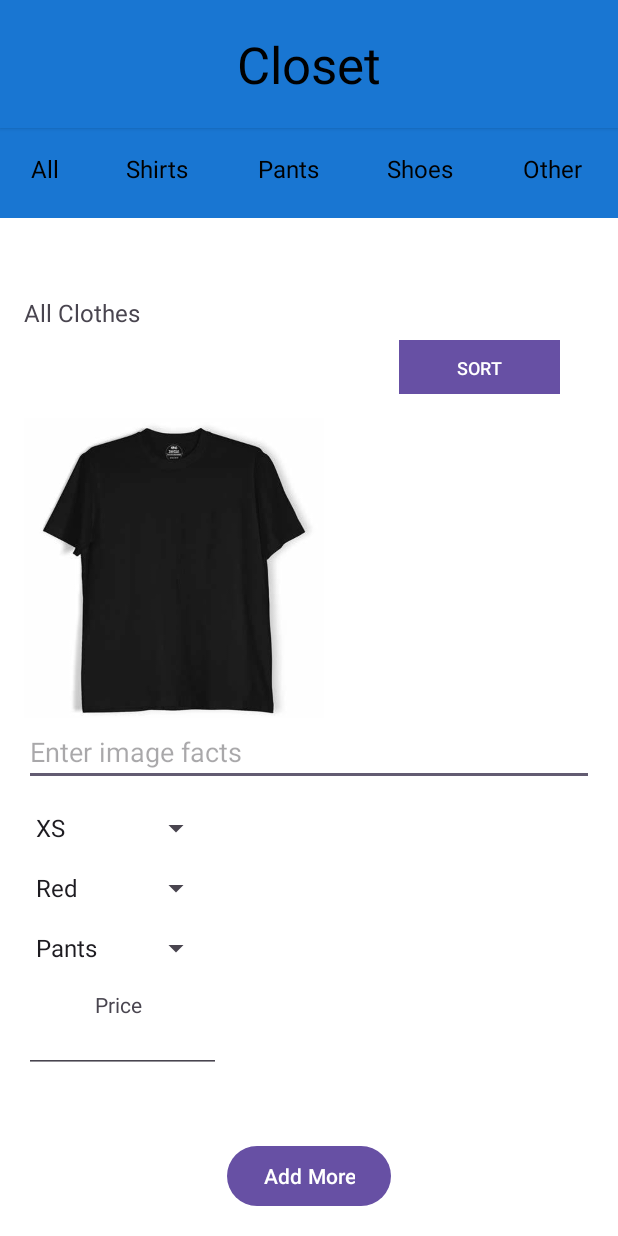
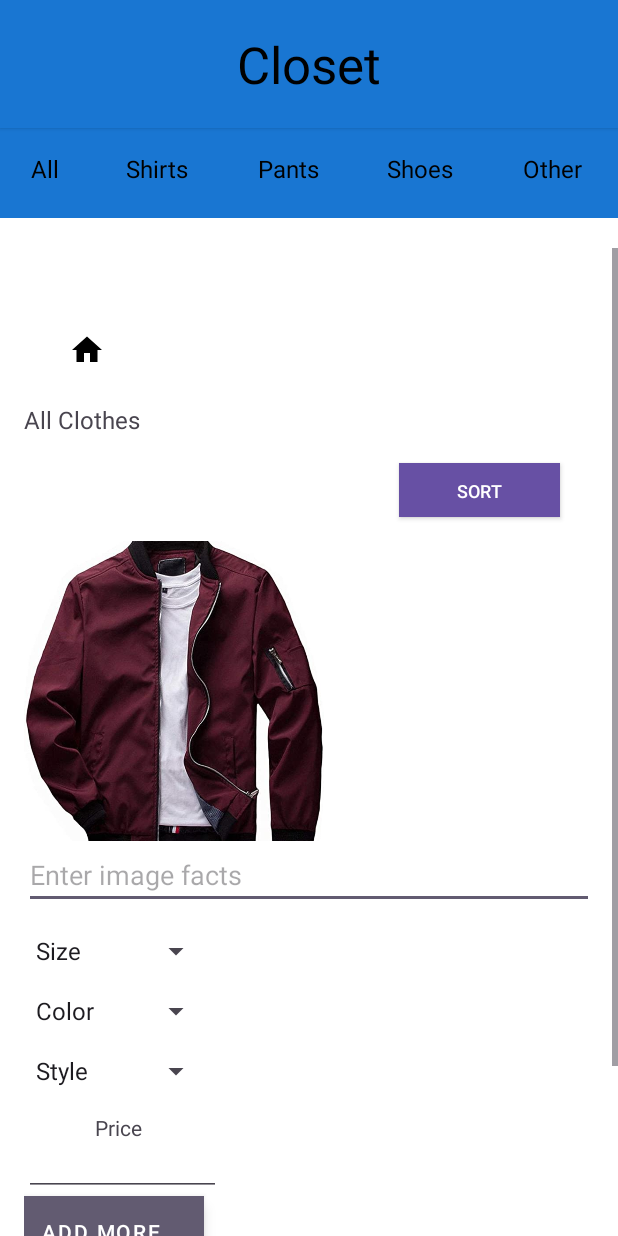
Before and after one commit to omar5o9/WardrobeWizard, an Android app: the layout closet.xml on its own in the app's theme, with its tools: preview values and no code run, on a phone screen of 412 x 824 dp. Run offline under Robolectric (Android 15) with nearby library versions, the phone set to English and light mode, and no system bars.

Commit message:
more updatessss

```diff
--- a/app/src/main/java/wardrobewizard/User.java
+++ b/app/src/main/java/wardrobewizard/User.java
@@ -138,7 +138,7 @@ public class User {
             this.profilePicUrl = url;
         } else {
             // Handle the case when the profile picture URL is null
-            this.profilePicUrl = "https://storage.googleapis.com/wardrobe-wizard-8fe58.appspot.com/funnypic.jpg";
+            this.profilePicUrl = "https://firebasestorage.googleapis.com/v0/b/wardrobe-wizard-8fe58.appspot.com/o/funnypic.jpg?alt=media&token=5e592042-bd91-42d0-9ff3-c2046a115ca4";
         }
     }
 
--- a/app/src/main/res/layout/closet.xml
+++ b/app/src/main/res/layout/closet.xml
@@ -11,19 +11,6 @@
 
     <!-- Top Navigation Bar -->
 
-    <ImageButton
-        android:id="@+id/homeButton"
-        android:layout_width="72dp"
-        android:layout_height="60dp"
-        android:layout_alignParentStart="true"
-        android:layout_alignParentTop="true"
-        android:background="@color/white"
-        android:contentDescription="Home Button"
-        android:onClick="goToHomePage"
-        android:padding="8dp"
-        android:src="@drawable/ic_home"
-        android:visibility="visible"
-        tools:visibility="visible" />
 
     <TextView
         android:id="@+id/titleTextView"
@@ -120,9 +107,9 @@
     <ScrollView
         android:layout_width="match_parent"
         android:layout_height="match_parent"
-        android:layout_above="@id/addMoreButton"
         android:layout_below="@id/navigationBarLayout"
         android:layout_marginTop="16dp"
+        android:layout_marginBottom="0dp"
         android:fillViewport="true">
 
         <LinearLayout
@@ -136,16 +123,26 @@
 
             <!-- Image View -->
 
+            <ImageButton
+                android:id="@+id/homeButton"
+                android:layout_width="84dp"
+                android:layout_height="71dp"
+                android:background="@color/white"
+                android:contentDescription="Home Button"
+                android:onClick="goToHomePage"
+                android:padding="8dp"
+                android:src="@drawable/ic_home" />
+
             <TextView
                 android:id="@+id/textView40"
-                android:layout_width="93dp"
-                android:layout_height="29dp"
+                android:layout_width="126dp"
+                android:layout_height="40dp"
                 android:text="All Clothes"
                 android:textSize="16sp" />
 
             <Button
                 android:id="@+id/sortButton"
-                style="@android:style/Widget.DeviceDefault.Button.Borderless"
+                style="@android:style/Widget.Material.Light.Button.Toggle"
                 android:layout_width="107dp"
                 android:layout_height="36dp"
                 android:layout_marginStart="250dp"
@@ -153,8 +150,11 @@
                 android:layout_marginEnd="16dp"
                 android:layout_marginBottom="16dp"
                 android:background="@color/black"
+                android:backgroundTintMode="src_in"
                 android:text="Sort"
-                android:textSize="12sp" />
+                android:textSize="12sp"
+                app:rippleColor="@color/black"
+                app:strokeColor="@color/black" />
 
             <ImageView
                 android:id="@+id/imageView"
@@ -162,7 +162,7 @@
                 android:layout_height="200dp"
                 android:onClick="goToImageDescriptionScreen"
                 android:scaleType="centerCrop"
-                android:src="@drawable/shirt" />
+                android:src="@drawable/jacket1" />
 
             <!-- Image Facts -->
             <EditText
@@ -218,20 +218,20 @@
                 android:inputType="text"
                 android:textSize="14sp" />
 
+            <Button
+                android:id="@+id/addMoreButton"
+                style="@style/Widget.MaterialComponents.ExtendedFloatingActionButton.Icon"
+                android:layout_width="wrap_content"
+                android:layout_height="wrap_content"
+                android:layout_alignParentBottom="true"
+                android:layout_centerHorizontal="true"
+                android:layout_marginBottom="100dp"
+                android:onClick="addMoreClothingItem"
+                android:text="Add More" />
+
         </LinearLayout>
 
     </ScrollView>
 
-    <!-- Add More Button -->
-    <Button
-        android:id="@+id/addMoreButton"
-        android:layout_width="wrap_content"
-        android:layout_height="wrap_content"
-        android:layout_alignParentBottom="true"
-        android:layout_centerHorizontal="true"
-        android:layout_marginBottom="16dp"
-        android:onClick="addMoreClothingItem"
-        android:text="Add More" />
-
 
 </RelativeLayout>
--- a/app/src/main/res/values/colorSpinner.xml
+++ b/app/src/main/res/values/colorSpinner.xml
@@ -2,6 +2,7 @@
 <resources>
     <!-- Color Options -->
     <string-array name="Color">
+        <item>Color</item>
         <item>Red</item>
         <item>Black</item>
         <item>Blue</item>
--- a/app/src/main/res/values/size.xml
+++ b/app/src/main/res/values/size.xml
@@ -1,6 +1,7 @@
 <?xml version="1.0" encoding="utf-8"?>
 <resources>
     <string-array name="size">
+        <item>Size</item>
         <item>XS</item>
         <item>M</item>
         <item>L</item>
--- a/app/src/main/res/values/typeSpinner.xml
+++ b/app/src/main/res/values/typeSpinner.xml
@@ -1,6 +1,7 @@
 <?xml version="1.0" encoding="utf-8"?>
 <resources>
     <string-array name="Style">
+        <item>Style</item>
         <item>Pants</item>
         <item>Shirt</item>
         <item>Shoes</item>
```
Also changed, not shown: app/src/main/res/layout/forgot_password.xml (+5 -4 lines), app/src/main/res/layout/laundry_basket.xml (+6 -1 lines), app/src/main/res/layout/pants.xml (+23 -5 lines), app/src/main/res/layout/shirts.xml (+29 -10 lines), app/src/main/res/layout/shoes.xml (+23 -5 lines), app/src/main/res/drawable/jacket1.jpg (added).
